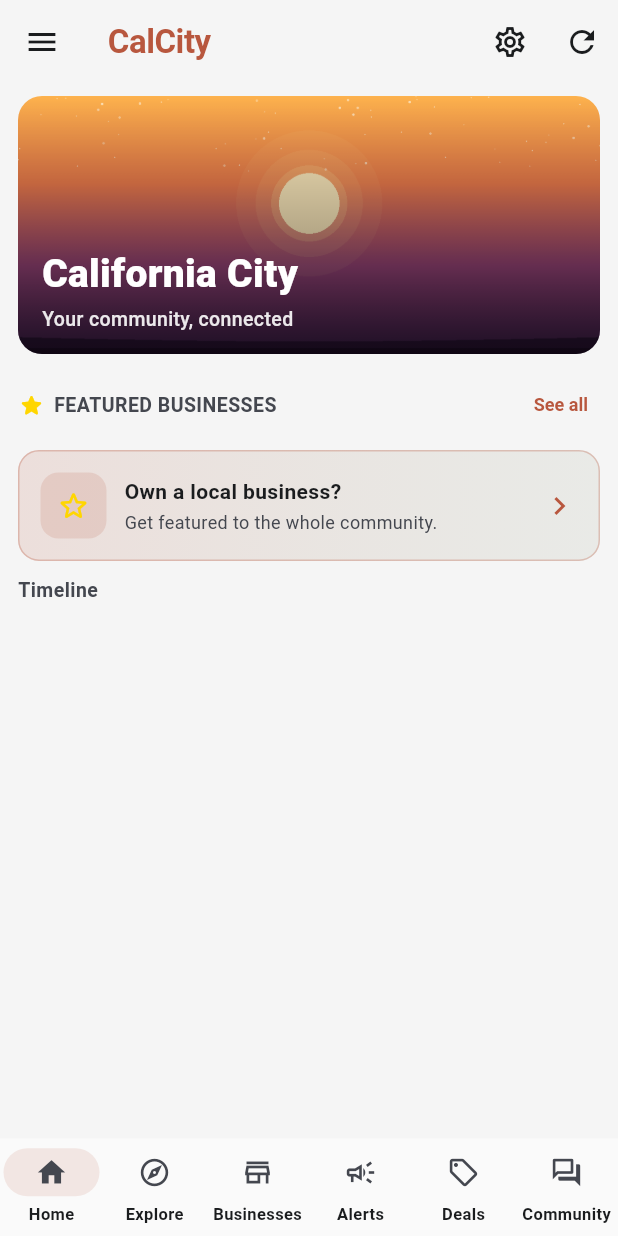
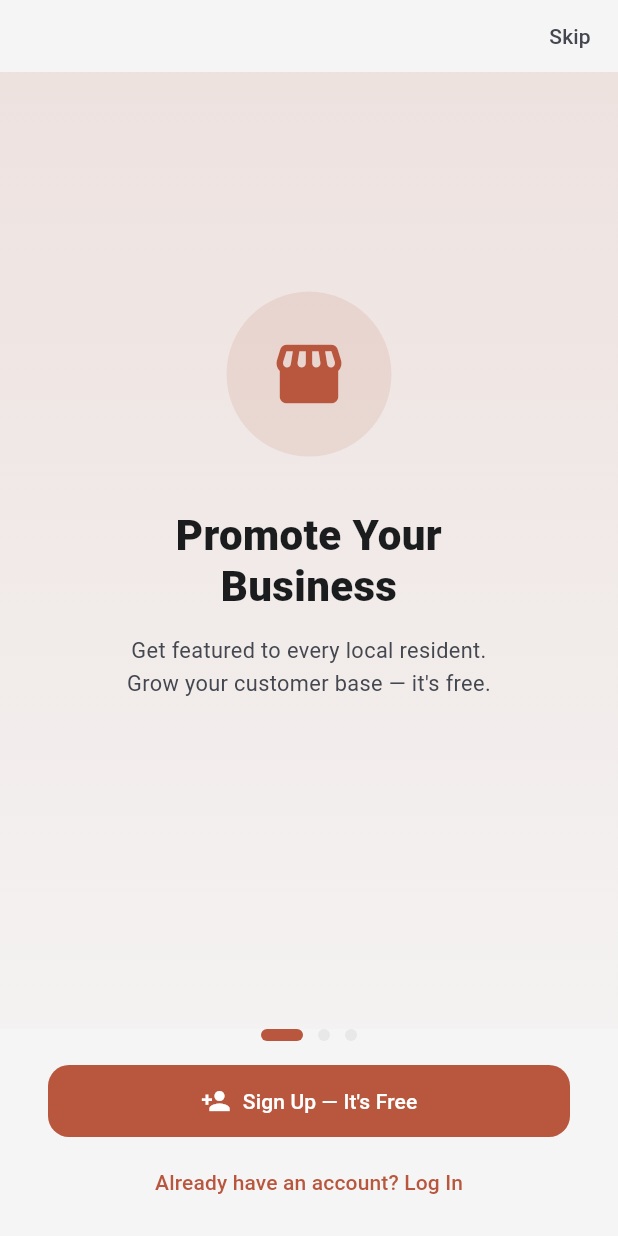
Before and after one commit to DZA6/calcity-app, a Flutter app: the screen it shows after launch, on a phone screen of 412 x 824 dp. Run offline on Flutter 3.47's test engine with Material 3 defaults, Android fonts, the phone set to English and light mode, and no system bars; our stand-ins replace cached_network_image, firebase_core, firebase_messaging, google_mobile_ads, shared_preferences, shimmer; accounts and stored records are empty; network calls fail.

Commit message:
Freelancer banner + first-launch onboarding with business/freelancer/alert showcases. Fix: resume scrape-kern-news cron (was paused, now every 60m), push 6 new articles to PA.

```diff
--- a/calcity_app/lib/main.dart
+++ b/calcity_app/lib/main.dart
@@ -15,6 +15,7 @@ import 'screens/alerts_screen.dart';
 import 'screens/category_screen.dart';
 import 'screens/deals_screen.dart';
 import 'screens/conversations_screen.dart';
+import 'screens/onboarding_screen.dart';
 
 void main() async {
   WidgetsFlutterBinding.ensureInitialized();
@@ -53,7 +54,9 @@ class CalCityApp extends StatelessWidget {
             theme: _buildLightTheme(),
             darkTheme: _buildDarkTheme(),
             themeMode: settings.darkMode ? ThemeMode.dark : ThemeMode.light,
-            home: const MainShell(),
+            home: settings.initialized && !settings.onboarded
+                ? OnboardingScreen(onComplete: () => settings.setOnboarded(true))
+                : const MainShell(),
           ),
         );
       },
--- a/calcity_app/lib/providers/settings_provider.dart
+++ b/calcity_app/lib/providers/settings_provider.dart
@@ -11,6 +11,7 @@ class SettingsProvider extends ChangeNotifier {
   static const _keyShowFreelancers = 'show_freelancers';
   static const _keyShowAlerts = 'show_alerts';
   static const _keyShowCouncil = 'show_council';
+  static const _keyOnboarded = 'onboarded';
 
   bool _darkMode = false; // light by default
   bool _notifications = true;
@@ -22,6 +23,7 @@ class SettingsProvider extends ChangeNotifier {
   bool _showAlerts = true;
   bool _showCouncil = true;
   bool _initialized = false;
+  bool _onboarded = false;
 
   bool get darkMode => _darkMode;
   bool get notifications => _notifications;
@@ -33,6 +35,7 @@ class SettingsProvider extends ChangeNotifier {
   bool get showAlerts => _showAlerts;
   bool get showCouncil => _showCouncil;
   bool get initialized => _initialized;
+  bool get onboarded => _onboarded;
 
   Future<void> load() async {
     final prefs = await SharedPreferences.getInstance();
@@ -45,6 +48,7 @@ class SettingsProvider extends ChangeNotifier {
     _showFreelancers = prefs.getBool(_keyShowFreelancers) ?? true;
     _showAlerts = prefs.getBool(_keyShowAlerts) ?? true;
     _showCouncil = prefs.getBool(_keyShowCouncil) ?? true;
+    _onboarded = prefs.getBool(_keyOnboarded) ?? false;
     _initialized = true;
     notifyListeners();
   }
@@ -111,4 +115,11 @@ class SettingsProvider extends ChangeNotifier {
     final prefs = await SharedPreferences.getInstance();
     await prefs.setBool(_keyShowCouncil, value);
   }
+
+  Future<void> setOnboarded(bool value) async {
+    _onboarded = value;
+    notifyListeners();
+    final prefs = await SharedPreferences.getInstance();
+    await prefs.setBool(_keyOnboarded, value);
+  }
 }
--- /dev/null
+++ b/calcity_app/lib/screens/onboarding_screen.dart
@@ -0,0 +1,223 @@
+import 'package:flutter/material.dart';
+import 'package:provider/provider.dart';
+
+import '../providers/auth_provider.dart';
+import 'login_screen.dart';
+import 'signup_screen.dart';
+
+/// First-launch onboarding — 3 showcases then a signup prompt.
+/// Calls [onComplete] when the user skips or finishes signing up.
+class OnboardingScreen extends StatefulWidget {
+  final VoidCallback onComplete;
+
+  const OnboardingScreen({super.key, required this.onComplete});
+
+  @override
+  State<OnboardingScreen> createState() => _OnboardingScreenState();
+}
+
+class _OnboardingScreenState extends State<OnboardingScreen> {
+  final PageController _controller = PageController();
+  int _page = 0;
+
+  static const _pages = <_PageData>[
+    _PageData(
+      icon: Icons.storefront_rounded,
+      color: Color(0xFFB8573E),
+      title: 'Promote Your\nBusiness',
+      subtitle: 'Get featured to every local resident. \nGrow your customer base — it\'s free.',
+    ),
+    _PageData(
+      icon: Icons.work_outline,
+      color: Color(0xFF1565C0),
+      title: 'Work as a\nFreelancer',
+      subtitle: 'Offer your skills and take jobs around town. \nGet paid directly — no middleman.',
+    ),
+    _PageData(
+      icon: Icons.warning_amber_rounded,
+      color: Color(0xFFC62828),
+      title: 'Stay Alert &\nSafe',
+      subtitle: 'Real-time emergency updates — floods, fires, \nroad closures, and severe weather alerts.',
+    ),
+  ];
+
+  @override
+  void dispose() {
+    _controller.dispose();
+    super.dispose();
+  }
+
+  void _skip() => widget.onComplete();
+
+  Future<void> _goSignup() async {
+    await Navigator.push(
+      context,
+      MaterialPageRoute(builder: (_) => const SignupScreen()),
+    );
+    if (!mounted) return;
+    if (context.read<AuthProvider>().isLoggedIn) {
+      widget.onComplete();
+    }
+  }
+
+  Future<void> _goLogin() async {
+    await Navigator.push(
+      context,
+      MaterialPageRoute(builder: (_) => const LoginScreen()),
+    );
+    if (!mounted) return;
+    if (context.read<AuthProvider>().isLoggedIn) {
+      widget.onComplete();
+    }
+  }
+
+  @override
+  Widget build(BuildContext context) {
+    final cs = Theme.of(context).colorScheme;
+    return Scaffold(
+      body: SafeArea(
+        child: Column(
+          children: [
+            // Skip
+            Align(
+              alignment: Alignment.topRight,
+              child: TextButton(
+                onPressed: _skip,
+                child: Text('Skip',
+                    style: TextStyle(color: cs.onSurfaceVariant)),
+              ),
+            ),
+            // Pages
+            Expanded(
+              child: PageView(
+                controller: _controller,
+                onPageChanged: (i) => setState(() => _page = i),
+                children: [
+                  _buildPage(0, cs),
+                  _buildPage(1, cs),
+                  _buildPage(2, cs),
+                ],
+              ),
+            ),
+            // Dot indicators
+            _buildDots(cs),
+            const SizedBox(height: 16),
+            // Sign-up button
+            Padding(
+              padding: const EdgeInsets.symmetric(horizontal: 32),
+              child: SizedBox(
+                width: double.infinity,
+                child: FilledButton.icon(
+                  onPressed: _goSignup,
+                  icon: const Icon(Icons.person_add, size: 20),
+                  label: const Text('Sign Up — It\'s Free'),
+                  style: FilledButton.styleFrom(
+                    padding: const EdgeInsets.symmetric(vertical: 14),
+                    shape: RoundedRectangleBorder(
+                      borderRadius: BorderRadius.circular(14),
+                    ),
+                  ),
+                ),
+              ),
+            ),
+            const SizedBox(height: 6),
+            TextButton(
+              onPressed: _goLogin,
+              child: const Text('Already have an account? Log In'),
+            ),
+            const SizedBox(height: 12),
+          ],
+        ),
+      ),
+    );
+  }
+
+  Widget _buildPage(int index, ColorScheme cs) {
+    final p = _pages[index];
+    return Container(
+      decoration: BoxDecoration(
+        gradient: LinearGradient(
+          begin: Alignment.topCenter,
+          end: Alignment.bottomCenter,
+          colors: [
+            p.color.withValues(alpha: 0.12),
+            p.color.withValues(alpha: 0.02),
+          ],
+        ),
+      ),
+      child: Column(
+        mainAxisAlignment: MainAxisAlignment.center,
+        children: [
+          const Spacer(flex: 2),
+          Container(
+            width: 110,
+            height: 110,
+            decoration: BoxDecoration(
+              color: p.color.withValues(alpha: 0.12),
+              shape: BoxShape.circle,
+            ),
+            child: Icon(p.icon, size: 52, color: p.color),
+          ),
+          const SizedBox(height: 36),
+          Text(
+            p.title,
+            textAlign: TextAlign.center,
+            style: TextStyle(
+              fontSize: 28,
+              fontWeight: FontWeight.w800,
+              height: 1.2,
+              color: cs.onSurface,
+            ),
+          ),
+          const SizedBox(height: 14),
+          Padding(
+            padding: const EdgeInsets.symmetric(horizontal: 44),
+            child: Text(
+              p.subtitle,
+              textAlign: TextAlign.center,
+              style: TextStyle(
+                fontSize: 14.5,
+                height: 1.55,
+                color: cs.onSurfaceVariant,
+              ),
+            ),
+          ),
+          const Spacer(flex: 3),
+        ],
+      ),
+    );
+  }
+
+  Widget _buildDots(ColorScheme cs) {
+    return Row(
+      mainAxisAlignment: MainAxisAlignment.center,
+      children: List.generate(3, (i) {
+        final active = _page == i;
+        return AnimatedContainer(
+          duration: const Duration(milliseconds: 200),
+          margin: const EdgeInsets.symmetric(horizontal: 5),
+          width: active ? 28 : 8,
+          height: 8,
+          decoration: BoxDecoration(
+            color: active ? cs.primary : cs.outlineVariant,
+            borderRadius: BorderRadius.circular(4),
+          ),
+        );
+      }),
+    );
+  }
+}
+
+class _PageData {
+  final IconData icon;
+  final Color color;
+  final String title;
+  final String subtitle;
+
+  const _PageData({
+    required this.icon,
+    required this.color,
+    required this.title,
+    required this.subtitle,
+  });
+}
```
Also changed, not shown: calcity_app/lib/screens/home_screen.dart (+50 -0 lines).
